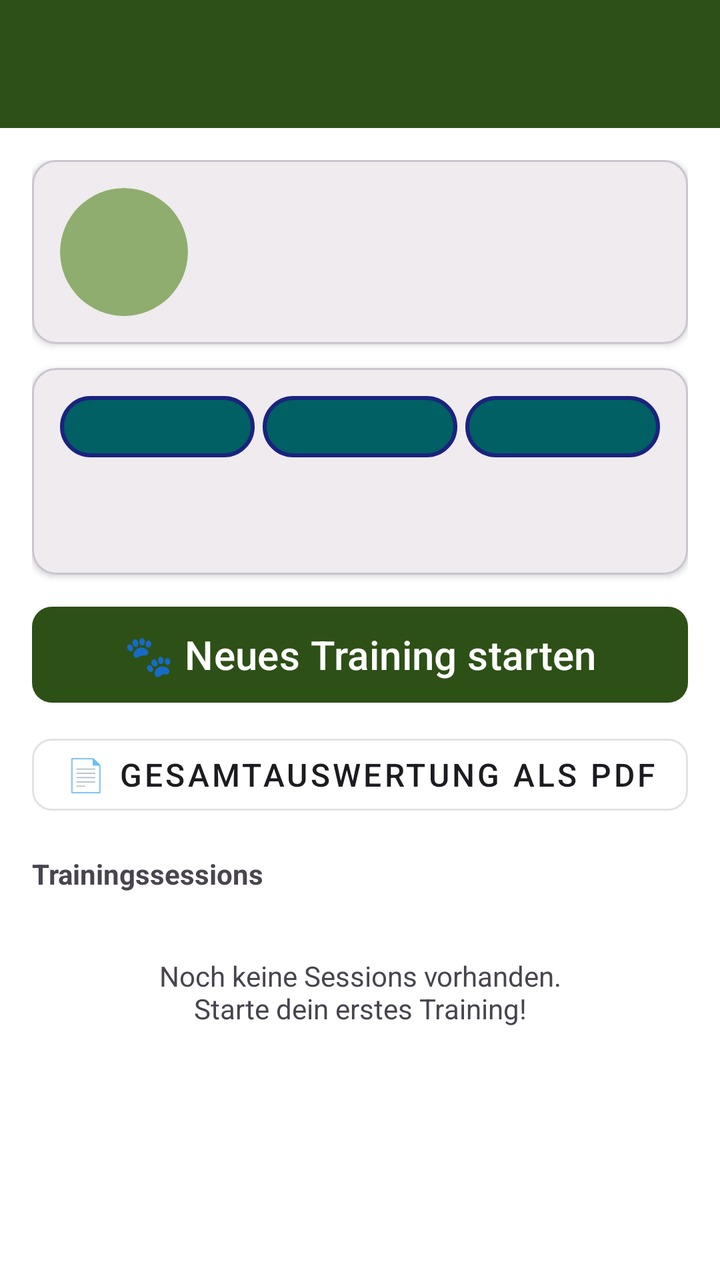
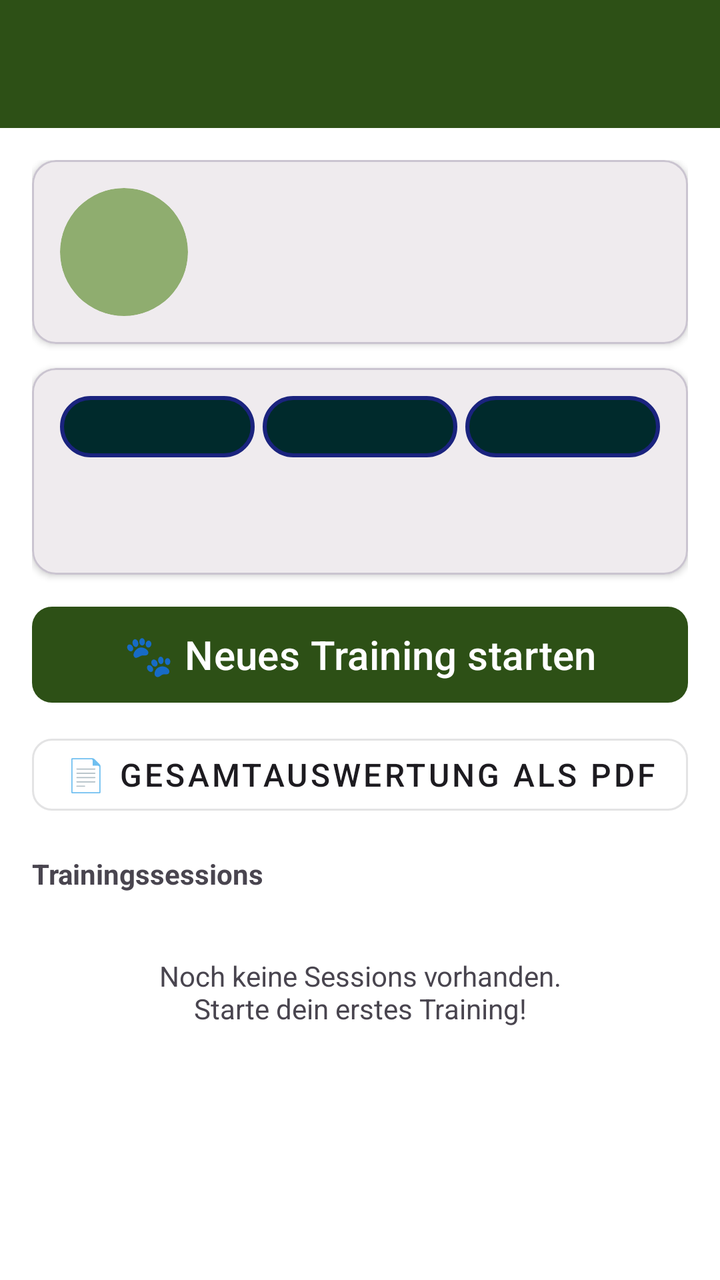

Screens rendered from an Android XML layout before and after an edit, with the pre-edit source and the edit as a unified diff.
<!-- AndroidManifest.xml: activity theme Theme.HundeWildnis -->
<!-- res/layout/activity_nasenarbeit_hund.xml -->
<?xml version="1.0" encoding="utf-8"?>
<androidx.coordinatorlayout.widget.CoordinatorLayout
    xmlns:android="http://schemas.android.com/apk/res/android"
    xmlns:app="http://schemas.android.com/apk/res-auto"
    android:layout_width="match_parent"
    android:layout_height="match_parent">

    <com.google.android.material.appbar.AppBarLayout
        android:id="@+id/appbar"
        android:layout_width="match_parent"
        android:layout_height="wrap_content">
        <androidx.appcompat.widget.Toolbar
            android:id="@+id/toolbar"
            android:layout_width="match_parent"
            android:layout_height="?attr/actionBarSize"
            android:background="?attr/colorPrimary"
            android:theme="@style/ThemeOverlay.AppCompat.Dark.ActionBar"/>
    </com.google.android.material.appbar.AppBarLayout>

    <androidx.core.widget.NestedScrollView
        android:layout_width="match_parent"
        android:layout_height="match_parent"
        app:layout_behavior="@string/appbar_scrolling_view_behavior">

        <LinearLayout
            android:layout_width="match_parent"
            android:layout_height="wrap_content"
            android:orientation="vertical"
            android:padding="16dp">

            
            <com.google.android.material.card.MaterialCardView
                android:layout_width="match_parent"
                android:layout_height="wrap_content"
                android:layout_marginBottom="12dp"
                app:cardCornerRadius="12dp"
                app:cardElevation="2dp">
                <LinearLayout
                    android:layout_width="match_parent"
                    android:layout_height="wrap_content"
                    android:orientation="horizontal"
                    android:padding="14dp"
                    android:gravity="center_vertical">
                    <ImageView
                        android:id="@+id/ivDogPhoto"
                        android:layout_width="64dp"
                        android:layout_height="64dp"
                        android:scaleType="centerCrop"
                        android:background="@drawable/icon_circle_bg"
                        android:clipToOutline="true"
                        android:layout_marginEnd="14dp"/>
                    <LinearLayout
                        android:layout_width="0dp"
                        android:layout_height="wrap_content"
                        android:layout_weight="1"
                        android:orientation="vertical">
                        <TextView
                            android:id="@+id/tvDogName"
                            android:layout_width="wrap_content"
                            android:layout_height="wrap_content"
                            android:textSize="16sp"
                            android:textStyle="bold"/>
                        <TextView
                            android:id="@+id/tvDogBreed"
                            android:layout_width="wrap_content"
                            android:layout_height="wrap_content"
                            android:textSize="12sp"/>
                    </LinearLayout>
                </LinearLayout>
            </com.google.android.material.card.MaterialCardView>

            
            <com.google.android.material.card.MaterialCardView
                android:layout_width="match_parent"
                android:layout_height="wrap_content"
                android:layout_marginBottom="12dp"
                app:cardCornerRadius="12dp"
                app:cardElevation="2dp">
                <LinearLayout
                    android:layout_width="match_parent"
                    android:layout_height="wrap_content"
                    android:orientation="vertical"
                    android:padding="14dp">
                    <LinearLayout
                        android:layout_width="match_parent"
                        android:layout_height="wrap_content"
                        android:orientation="horizontal"
                        android:layout_marginBottom="8dp">
                        <TextView
                            android:id="@+id/tvStatV"
                            android:layout_width="0dp"
                            android:layout_height="wrap_content"
                            android:layout_weight="1"
                            android:textSize="11sp"
                            android:textAlignment="center"
                            android:background="@drawable/info_badge_bg"
                            android:padding="8dp"
                            android:layout_marginEnd="4dp"/>
                        <TextView
                            android:id="@+id/tvStatP"
                            android:layout_width="0dp"
                            android:layout_height="wrap_content"
                            android:layout_weight="1"
                            android:textSize="11sp"
                            android:textAlignment="center"
                            android:background="@drawable/info_badge_bg"
                            android:padding="8dp"
                            android:layout_marginEnd="4dp"/>
                        <TextView
                            android:id="@+id/tvStatF"
                            android:layout_width="0dp"
                            android:layout_height="wrap_content"
                            android:layout_weight="1"
                            android:textSize="11sp"
                            android:textAlignment="center"
                            android:background="@drawable/info_badge_bg"
                            android:padding="8dp"/>
                    </LinearLayout>
                    <TextView
                        android:id="@+id/tvStatGesamt"
                        android:layout_width="match_parent"
                        android:layout_height="wrap_content"
                        android:textSize="12sp"
                        android:textStyle="bold"
                        android:layout_marginBottom="4dp"/>
                    <TextView
                        android:id="@+id/tvMaxLeistung"
                        android:layout_width="match_parent"
                        android:layout_height="wrap_content"
                        android:textSize="12sp"/>
                </LinearLayout>
            </com.google.android.material.card.MaterialCardView>

            
            <com.google.android.material.button.MaterialButton
                android:id="@+id/btnNeuesTraining"
                android:layout_width="match_parent"
                android:layout_height="wrap_content"
                android:text="🐾 Neues Training starten" android:textColor="#FFFFFF"
                android:textSize="15sp"
                android:minHeight="56dp"
                app:cornerRadius="10dp"
                android:layout_marginBottom="8dp"/>

            <com.google.android.material.button.MaterialButton
                android:id="@+id/btnPdfGesamt"
                android:layout_width="match_parent"
                android:layout_height="wrap_content"
                android:text="📄 Gesamtauswertung als PDF" android:textColor="?attr/colorOnSurface"
                android:textSize="14sp"
                android:minHeight="48dp"
                app:cornerRadius="10dp"
                style="@style/Widget.MaterialComponents.Button.OutlinedButton"
                android:layout_marginBottom="16dp"/>

            
            <TextView
                android:layout_width="match_parent"
                android:layout_height="wrap_content"
                android:text="Trainingssessions"
                android:textSize="14sp"
                android:textStyle="bold"
                android:layout_marginBottom="8dp"/>

            <TextView
                android:id="@+id/tvNoSessions"
                android:layout_width="match_parent"
                android:layout_height="wrap_content"
                android:text="Noch keine Sessions vorhanden.\nStarte dein erstes Training!"
                android:textAlignment="center"
                android:padding="24dp"
                android:visibility="visible"/>

            <androidx.recyclerview.widget.RecyclerView
                android:id="@+id/rvSessions"
                android:layout_width="match_parent"
                android:layout_height="wrap_content"
                android:nestedScrollingEnabled="false"
                android:visibility="gone"/>

        </LinearLayout>
    </androidx.core.widget.NestedScrollView>

</androidx.coordinatorlayout.widget.CoordinatorLayout>
<!-- resources referenced by this layout -->
<resources>
  <!-- drawable icon_circle_bg (drawable) -->
  <?xml version="1.0" encoding="utf-8"?>
  <shape xmlns:android="http://schemas.android.com/apk/res/android"
      android:shape="oval">
  
      <solid android:color="#8fad6f" />
  
  </shape>
  <!-- drawable info_badge_bg (drawable) -->
  <?xml version="1.0" encoding="utf-8"?>
  <shape xmlns:android="http://schemas.android.com/apk/res/android"
      android:shape="rectangle">
  
      <solid android:color="#006064" />
  
      <corners android:radius="20dp" />
  
      <stroke
          android:width="2dp"
          android:color="#1A237E" />
  
      <padding
          android:left="12dp"
          android:right="12dp"
          android:top="6dp"
          android:bottom="6dp" />
  
  </shape>
  <style name="Theme.HundeWildnis" parent="Base.Theme.HundeWildnis" />
  <style name="Widget.App.Button" parent="Widget.Material3.Button">
          <item name="autoSizeTextType">uniform</item>
          <item name="autoSizeMinTextSize">12sp</item>
          <item name="autoSizeMaxTextSize">@dimen/text_button_large</item>
          <item name="autoSizeStepGranularity">1sp</item>
          <item name="android:maxLines">2</item>
          <item name="android:ellipsize">end</item>
          <item name="android:paddingStart">16dp</item>
          <item name="android:paddingEnd">16dp</item>
          <item name="android:minHeight">60dp</item>
      </style>
  <style name="AlertDialogTheme" parent="ThemeOverlay.Material3.MaterialAlertDialog">
          
          <item name="colorSurface">#FFFFFF</item>
  
          
          <item name="colorOnSurface">#000000</item>
          <item name="android:textColorPrimary">#000000</item>
  
          
          <item name="buttonBarPositiveButtonStyle">@style/DialogButtonStyle.Light</item>
          <item name="buttonBarNegativeButtonStyle">@style/DialogButtonStyle.Light</item>
          <item name="buttonBarNeutralButtonStyle">@style/DialogButtonStyle.Light</item>
  
          
          <item name="buttonBarStyle">@style/Widget.App.ButtonBar</item>
  
          
          <item name="android:buttonStyle">@style/DialogButtonStyle.Light</item>
      </style>
  <style name="Widget.App.Overflow" parent="Widget.AppCompat.ActionButton.Overflow">
          <item name="android:src">@drawable/ic_menu_hamburger</item>
      </style>
  <dimen name="text_button_large">20sp</dimen>
  <style name="DialogButtonStyle.Light" parent="Widget.Material3.Button.TextButton.Dialog">
          
          <item name="android:textColor">#2d5016</item>
  
          
          <item name="android:textSize">13sp</item>
          <item name="android:textAllCaps">false</item>
          <item name="android:maxLines">2</item>
          <item name="android:singleLine">false</item>
          <item name="android:ellipsize">none</item>
          <item name="autoSizeTextType">uniform</item>
          <item name="autoSizeMinTextSize">10sp</item>
          <item name="autoSizeMaxTextSize">16sp</item>
  
          
          <item name="android:paddingStart">2dp</item>
          <item name="android:paddingEnd">2dp</item>
          <item name="android:minWidth">0dp</item>
          <item name="android:insetLeft">0dp</item>
          <item name="android:insetRight">0dp</item>
          <item name="android:insetTop">0dp</item>
          <item name="android:insetBottom">0dp</item>
  
          
          <item name="backgroundTint">@android:color/transparent</item>
  
          
          <item name="rippleColor">#332d5016</item>
      </style>
  <style name="Widget.App.ButtonBar" parent="Widget.AppCompat.ButtonBar.AlertDialog">
          <item name="android:padding">0dp</item>
      </style>
  <!-- drawable ic_menu_hamburger (drawable) -->
  <vector xmlns:android="http://schemas.android.com/apk/res/android"
      android:width="24dp"
      android:height="24dp"
      android:viewportWidth="24"
      android:viewportHeight="24">
      <path
          android:fillColor="#FFFFFF"
          android:pathData="M3,18h18v-2H3V18z M3,13h18v-2H3V13z M3,6v2h18V6H3z" />
  </vector>
  <!-- unchanged entries left out for length: 1 -->
</resources>

<!-- the commit's change to res/layout/activity_nasenarbeit_hund.xml (unified diff, before → after) -->
@@ -92,6 +92,7 @@
                             android:layout_height="wrap_content"
                             android:layout_weight="1"
                             android:textSize="11sp"
+                            android:textColor="#FFFFFF"
                             android:textAlignment="center"
                             android:background="@drawable/info_badge_bg"
                             android:padding="8dp"
@@ -102,6 +103,7 @@
                             android:layout_height="wrap_content"
                             android:layout_weight="1"
                             android:textSize="11sp"
+                            android:textColor="#FFFFFF"
                             android:textAlignment="center"
                             android:background="@drawable/info_badge_bg"
                             android:padding="8dp"
@@ -112,6 +114,7 @@
                             android:layout_height="wrap_content"
                             android:layout_weight="1"
                             android:textSize="11sp"
+                            android:textColor="#FFFFFF"
                             android:textAlignment="center"
                             android:background="@drawable/info_badge_bg"
                             android:padding="8dp"/>
<!-- resource entries referenced after the edit -->
@@ -13,7 +13,7 @@
   <shape xmlns:android="http://schemas.android.com/apk/res/android"
       android:shape="rectangle">
   
-      <solid android:color="#006064" />
+      <solid android:color="#002A2C" />
   
       <corners android:radius="20dp" />
   
